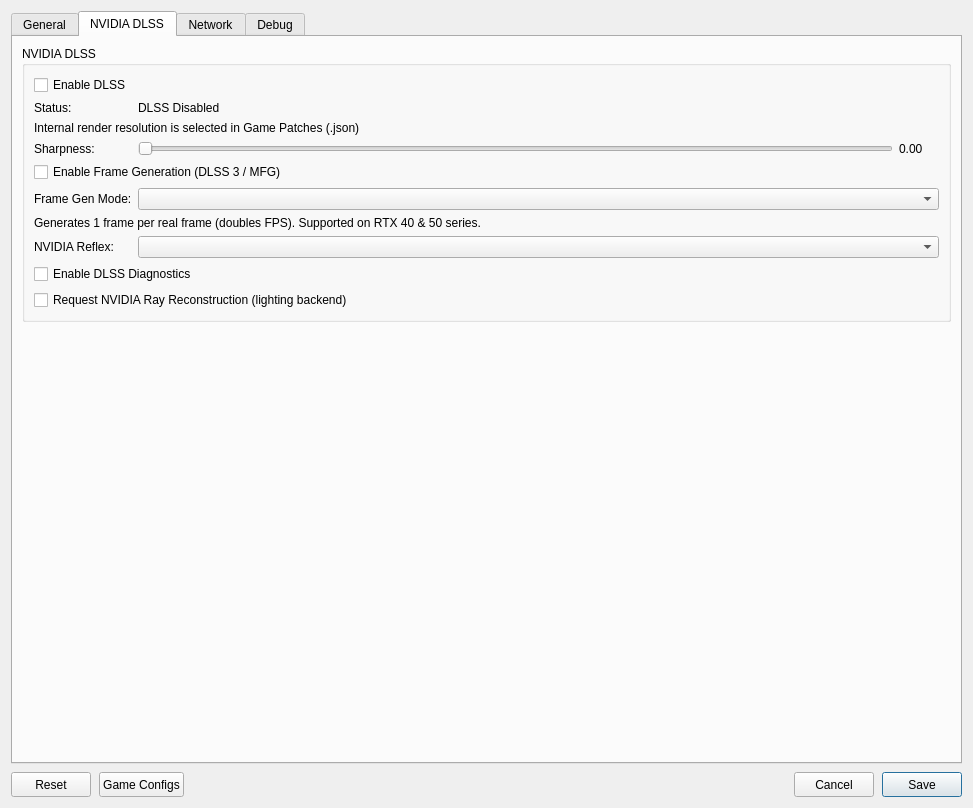
Above: src/launcher/forms/configuration_edit_dialog.ui from iska0702/DLSSKytyPS5 before the change. Below: the same form after it.
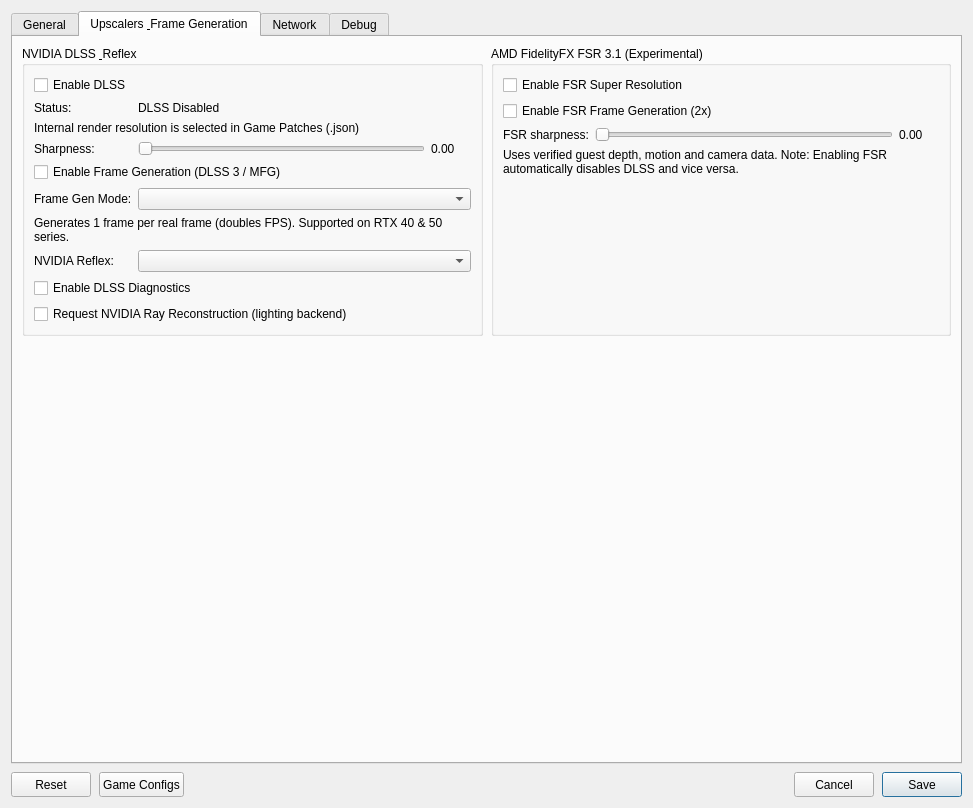
That is the form after the change. The open tabs and pages were chosen to show the change. Custom widgets are drawn as their Qt base class.

Commit message: feat(ui): unify DLSS and FSR into Upscalers & Frame Generation tab, bump version to 1.5.5

What changed in the file:
```diff
--- a/src/launcher/forms/configuration_edit_dialog.ui
+++ b/src/launcher/forms/configuration_edit_dialog.ui
@@ -788,13 +788,19 @@
      </widget>
      <widget class="QWidget" name="dlss_tab">
       <attribute name="title">
-       <string>NVIDIA DLSS</string>
+       <string>Upscalers &amp; Frame Generation</string>
       </attribute>
-      <layout class="QVBoxLayout" name="dlssTabLayout">
-       <item>
+      <layout class="QGridLayout" name="upscalersGridLayout" columnstretch="1,1">
+       <property name="horizontalSpacing">
+        <number>8</number>
+       </property>
+       <property name="verticalSpacing">
+        <number>8</number>
+       </property>
+       <item row="0" column="0">
         <widget class="QGroupBox" name="dlss_group">
          <property name="title">
-          <string>NVIDIA DLSS</string>
+          <string>NVIDIA DLSS &amp; Reflex</string>
          </property>
          <layout class="QFormLayout" name="dlssLayout">
           <property name="fieldGrowthPolicy">
@@ -942,15 +948,94 @@
          </layout>
         </widget>
        </item>
-       <item>
-        <spacer name="dlssSpacer">
+       <item row="0" column="1">
+        <widget class="QGroupBox" name="fsr_group">
+         <property name="title">
+          <string>AMD FidelityFX FSR 3.1 (Experimental)</string>
+         </property>
+         <layout class="QFormLayout" name="fsrLayout">
+          <property name="fieldGrowthPolicy">
+           <enum>QFormLayout::AllNonFixedFieldsGrow</enum>
+          </property>
+          <item row="0" column="0" colspan="2">
+           <widget class="QCheckBox" name="checkBox_fsr_enable">
+            <property name="toolTip">
+             <string>Uses verified guest depth, motion and camera data. Takes precedence over DLSS. Render resolution is selected in game patches; sharpness is set below.</string>
+            </property>
+            <property name="text">
+             <string>Enable FSR Super Resolution</string>
+            </property>
+           </widget>
+          </item>
+          <item row="1" column="0" colspan="2">
+           <widget class="QCheckBox" name="checkBox_fsr_fg_enable">
+            <property name="toolTip">
+             <string>Requires two dedicated Vulkan queues. Pauses in scenes without temporal inputs. Guest HUD may show interpolation artifacts.</string>
+            </property>
+            <property name="text">
+             <string>Enable FSR Frame Generation (2x)</string>
+            </property>
+           </widget>
+          </item>
+          <item row="2" column="0">
+           <widget class="QLabel" name="label_fsr_sharpness">
+            <property name="text">
+             <string>FSR sharpness:</string>
+            </property>
+           </widget>
+          </item>
+          <item row="2" column="1">
+           <layout class="QHBoxLayout" name="fsr_sharpness_layout">
+            <item>
+             <widget class="QSlider" name="slider_fsr_sharpness">
+              <property name="toolTip">
+               <string>FSR sharpening intensity (0.00 - 1.00)</string>
+              </property>
+              <property name="maximum">
+               <number>100</number>
+              </property>
+              <property name="orientation">
+               <enum>Qt::Horizontal</enum>
+              </property>
+             </widget>
+            </item>
+            <item>
+             <widget class="QLabel" name="label_fsr_sharpness_value">
+              <property name="minimumSize">
+               <size>
+                <width>40</width>
+                <height>0</height>
+               </size>
+              </property>
+              <property name="text">
+               <string>0.00</string>
+              </property>
+             </widget>
+            </item>
+           </layout>
+          </item>
+          <item row="3" column="0" colspan="2">
+           <widget class="QLabel" name="label_fsr_desc">
+            <property name="text">
+             <string>Uses verified guest depth, motion and camera data. Note: Enabling FSR automatically disables DLSS and vice versa.</string>
+            </property>
+            <property name="wordWrap">
+             <bool>true</bool>
+            </property>
+           </widget>
+          </item>
+         </layout>
+        </widget>
+       </item>
+       <item row="1" column="0" colspan="2">
+        <spacer name="upscalersSpacer">
          <property name="orientation">
           <enum>Qt::Vertical</enum>
          </property>
          <property name="sizeHint" stdset="0">
           <size>
            <width>20</width>
-           <height>40</height>
+           <height>20</height>
           </size>
          </property>
         </spacer>
```
Left out of the diff: 22 changed lines with no effect on the pictures. The commit also changes 3 other files.
